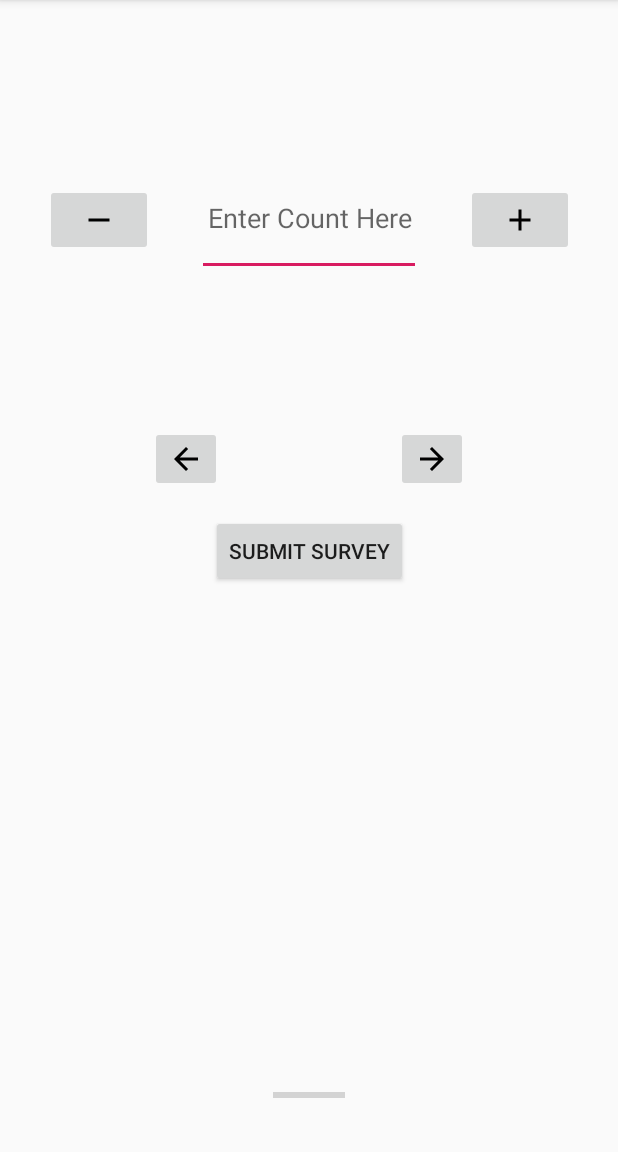
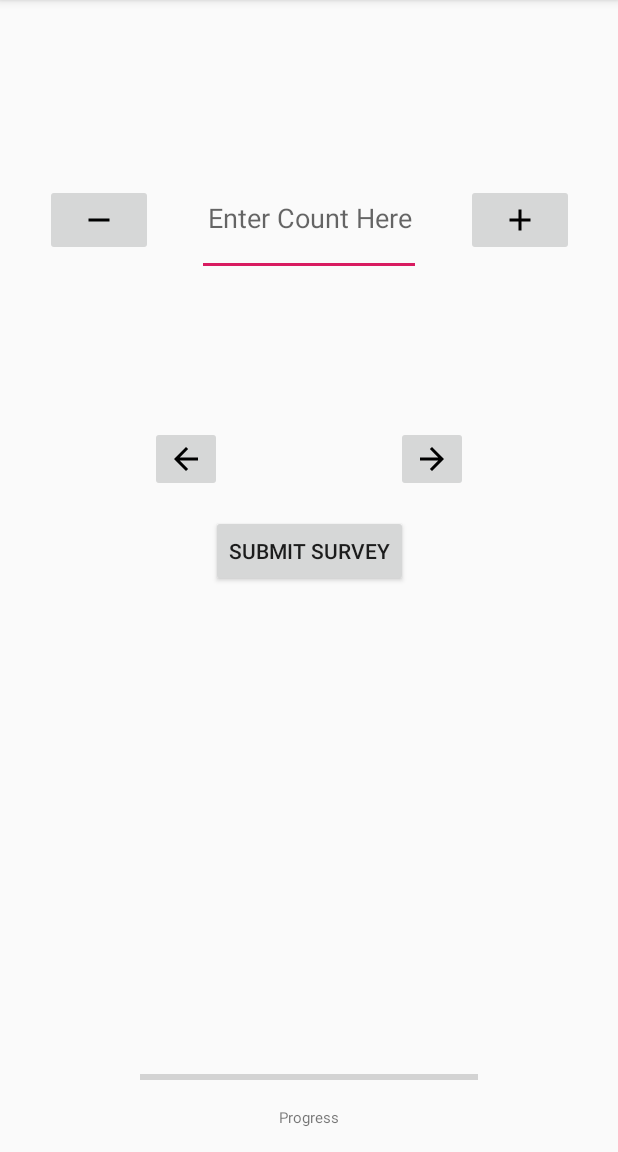
Before and after one commit to daren333/BlockAssessmentSurvey, an Android app: the ClickerActivity screen opened directly, with no data from a screen before it, on a phone screen of 412 x 824 dp, the part 84-1236 px from its top. Run offline under Robolectric (Android 15) with nearby library versions, the phone set to English and light mode, and no system bars; 1 statement that could not run was skipped.

Commit message:
better looking progress bar

```diff
--- a/app/app/src/main/res/layout/activity_clicker.xml
+++ b/app/app/src/main/res/layout/activity_clicker.xml
@@ -91,9 +91,9 @@
 
     <ProgressBar
         android:id="@+id/progressBar"
-        style="?android:attr/progressBarStyleHorizontal"
-        android:layout_width="wrap_content"
-        android:layout_height="wrap_content"
+        style="@style/Widget.AppCompat.ProgressBar.Horizontal"
+        android:layout_width="225dp"
+        android:layout_height="40dp"
         android:layout_marginBottom="30dp"
         android:max="100"
         android:progress="0"
@@ -102,5 +102,16 @@
         app:layout_constraintEnd_toEndOf="parent"
         app:layout_constraintStart_toStartOf="parent" />
 
+    <TextView
+        android:id="@+id/textView"
+        android:layout_width="wrap_content"
+        android:layout_height="wrap_content"
+        android:text="Progress"
+        android:textSize="10sp"
+        app:layout_constraintEnd_toEndOf="parent"
+        app:layout_constraintHorizontal_bias="0.5"
+        app:layout_constraintStart_toStartOf="parent"
+        app:layout_constraintTop_toBottomOf="@+id/progressBar" />
+
 
 </androidx.constraintlayout.widget.ConstraintLayout>
```
Also changed, not shown: app/app/src/main/res/layout/activity_fill_in_the_blank.xml (+14 -3 lines), app/app/src/main/res/layout/activity_multiple_answer.xml (+14 -3 lines), app/app/src/main/res/layout/activity_multiple_choice.xml (+13 -2 lines).
